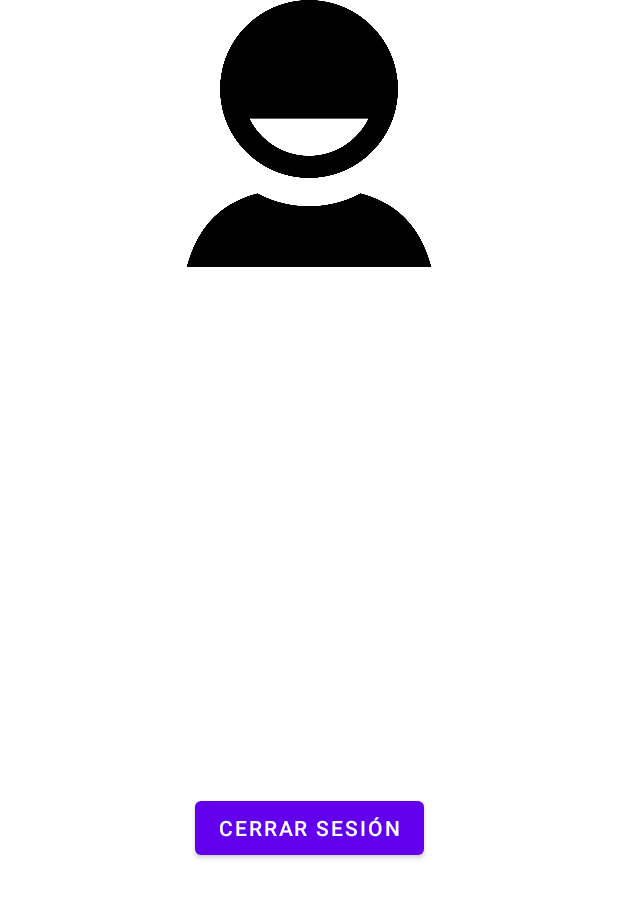
After one commit to sergiogomesan8/MIW-FEM-PlantTamagochi, an Android app: the layout activity_perfil_user.xml on its own in the app's theme, with its tools: preview values and no code run, on a phone screen of 412 x 824 dp. The commit adds this screen. Shown: the top 898 px of the screen. Run offline under Robolectric (Android 15) with nearby library versions, the phone set to English and light mode, and no system bars.

Commit message:
view MainActivity with logOut update

```diff
--- /dev/null
+++ b/app/src/main/res/layout/activity_perfil_user.xml
@@ -0,0 +1,37 @@
+<?xml version="1.0" encoding="utf-8"?>
+<androidx.constraintlayout.widget.ConstraintLayout xmlns:android="http://schemas.android.com/apk/res/android"
+    xmlns:app="http://schemas.android.com/apk/res-auto"
+    xmlns:tools="http://schemas.android.com/tools"
+    android:layout_width="match_parent"
+    android:layout_height="match_parent"
+    tools:context=".PerfilUser">
+
+    <androidx.constraintlayout.widget.ConstraintLayout
+        android:id="@+id/constraintLayout2"
+        android:layout_width="match_parent"
+        android:layout_height="178dp"
+        app:layout_constraintEnd_toEndOf="parent"
+        app:layout_constraintStart_toStartOf="parent"
+        app:layout_constraintTop_toTopOf="parent">
+
+        <ImageView
+            android:id="@+id/imageView3"
+            android:layout_width="wrap_content"
+            android:layout_height="wrap_content"
+            app:layout_constraintEnd_toEndOf="parent"
+            app:layout_constraintStart_toStartOf="parent"
+            app:layout_constraintTop_toTopOf="parent"
+            app:srcCompat="@drawable/perfil_img" />
+    </androidx.constraintlayout.widget.ConstraintLayout>
+
+    <Button
+        android:id="@+id/button2"
+        android:layout_width="wrap_content"
+        android:layout_height="wrap_content"
+        android:layout_marginBottom="248dp"
+        android:text="@string/CerrarSesion"
+        app:layout_constraintBottom_toBottomOf="parent"
+        app:layout_constraintEnd_toEndOf="parent"
+        app:layout_constraintStart_toStartOf="parent" />
+
+</androidx.constraintlayout.widget.ConstraintLayout>
```
Also changed, not shown: app/src/main/AndroidManifest.xml (+8 -8 lines), app/src/main/java/es/upm/miw/planttamagochi/LoginActivity.java (+12 -7 lines), app/src/main/java/es/upm/miw/planttamagochi/MainActivity.java (+53 -0 lines), app/src/main/java/es/upm/miw/planttamagochi/fragments/Perfil.java (added, +48 -0 lines), app/src/main/java/es/upm/miw/planttamagochi/model/PlantTamagochiModel.java (added, +57 -0 lines), app/src/main/res/menu/opciones_menu.xml (+5 -15 lines), app/src/main/res/values/strings.xml (+8 -0 lines), app/src/main/res/drawable/perfil_img.png (added).
